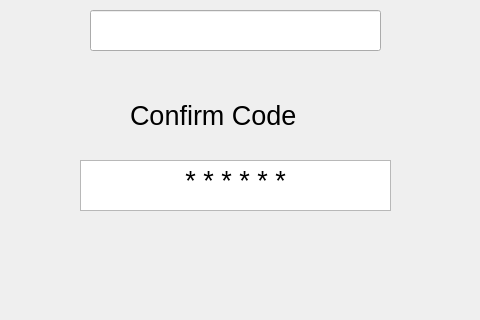
The window that Group4/reaksaui2.ui (Assignment-C/UI-APP) describes before a commit, drawn with Qt 5; both pictures show x 170 to 650 and y 190 to 510 of the 831 by 510 pixel window.
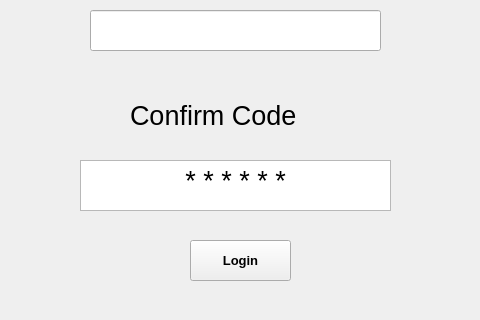
The same window after the commit.

Patch:
```diff
--- a/Group4/reaksaui2.ui
+++ b/Group4/reaksaui2.ui
@@ -94,6 +94,26 @@
     </rect>
    </property>
   </widget>
+  <widget class="QPushButton" name="pushButton">
+   <property name="geometry">
+    <rect>
+     <x>360</x>
+     <y>430</y>
+     <width>101</width>
+     <height>41</height>
+    </rect>
+   </property>
+   <property name="font">
+    <font>
+     <pointsize>10</pointsize>
+     <weight>75</weight>
+     <bold>true</bold>
+    </font>
+   </property>
+   <property name="text">
+    <string>Login</string>
+   </property>
+  </widget>
  </widget>
  <resources/>
  <connections/>
```
Left out of the diff: 2 changed lines with no effect on the pictures.
